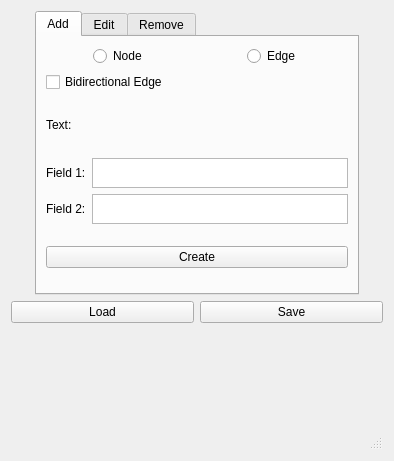
marcospontoexe/nav2-route-tool-enhancements, file nav2_rviz_plugins/resource/route_tool.ui: the form before one commit.
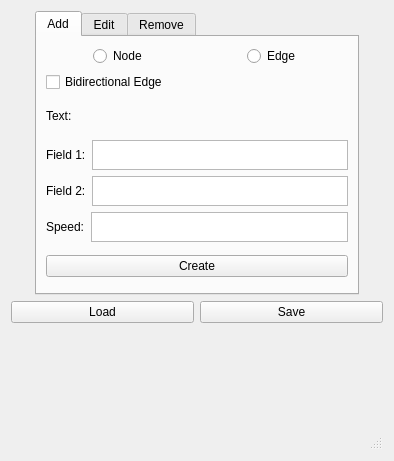
The form after the commit.

Commit message:
Route Tool: add a speed limit field for new edges
The Add tab gets a "Speed:" field in Edge mode, pre-filled with 100.0. Its
value is stored in the new edge's metadata as "speed_limit" (a float), for
both edges when "Bidirectional Edge" is checked, so it is saved to the
.geojson file and used by the existing speed_limit consumers
(DistanceScorer, AdjustSpeedLimit) without editing the graph file by hand.

```diff
--- a/nav2_rviz_plugins/resource/route_tool.ui
+++ b/nav2_rviz_plugins/resource/route_tool.ui
@@ -157,6 +157,33 @@
                  </item>
                 </layout>
                </item>
+               <item>
+                <layout class="QHBoxLayout" name="horizontalLayout_14">
+                 <item>
+                  <widget class="QLabel" name="add_speed_label">
+                   <property name="maximumSize">
+                    <size>
+                     <width>16777215</width>
+                     <height>50</height>
+                    </size>
+                   </property>
+                   <property name="text">
+                    <string>Speed:</string>
+                   </property>
+                  </widget>
+                 </item>
+                 <item>
+                  <widget class="QTextEdit" name="add_speed_field">
+                   <property name="maximumSize">
+                    <size>
+                     <width>16777215</width>
+                     <height>30</height>
+                    </size>
+                   </property>
+                  </widget>
+                 </item>
+                </layout>
+               </item>
               </layout>
              </item>
              <item alignment="Qt::AlignVCenter">
```
The commit also changes 1 other file.
